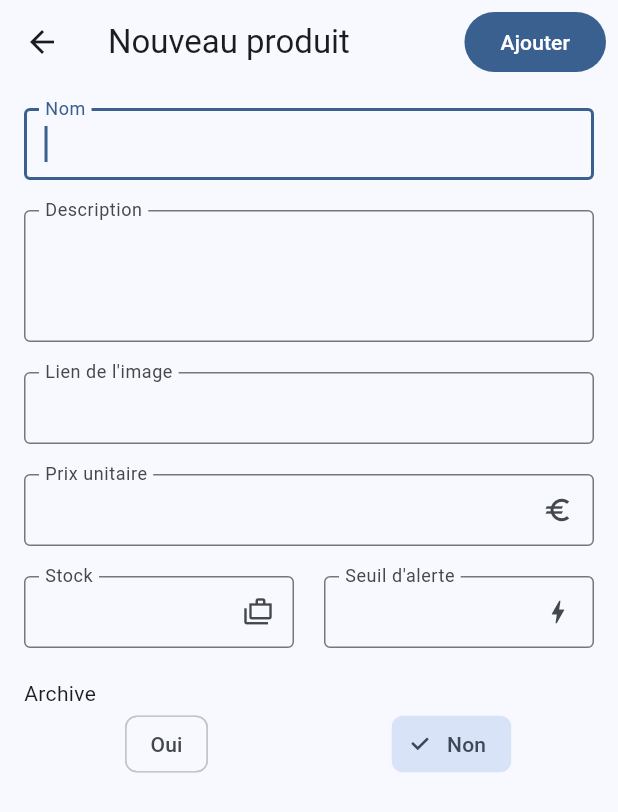
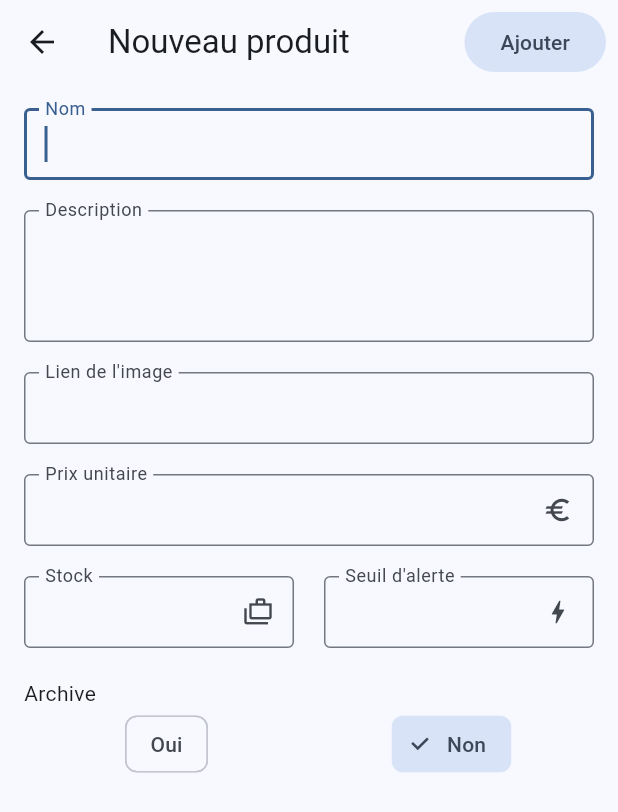
Before and after one commit to riveur/metastock_reborn, a Flutter app: the ProductEditView screen opened by its route, on a phone screen of 412 x 824 dp. Shown: the top 812 px of the screen. Run offline on Flutter 3.47's test engine with Material 2 defaults, Android fonts, the light colour scheme and no system bars; our stand-ins replace dio, flutter_secure_storage, get; accounts and stored records are empty; network calls fail.

Commit message:
fix: change color ui elements

```diff
--- a/lib/src/product/product_edit_view.dart
+++ b/lib/src/product/product_edit_view.dart
@@ -16,7 +16,7 @@ class ProductEditView extends GetView<ProductEditController> {
           Container(
               padding: const EdgeInsets.only(right: 8),
               child: Obx(
-                () => FilledButton(
+                () => FilledButton.tonal(
                   onPressed: () async {
                     if (await controller.saveProduct()) {
                       Get.back(result: 'success');
```
Also changed, not shown: lib/src/product/product_details_view.dart (+4 -4 lines).
